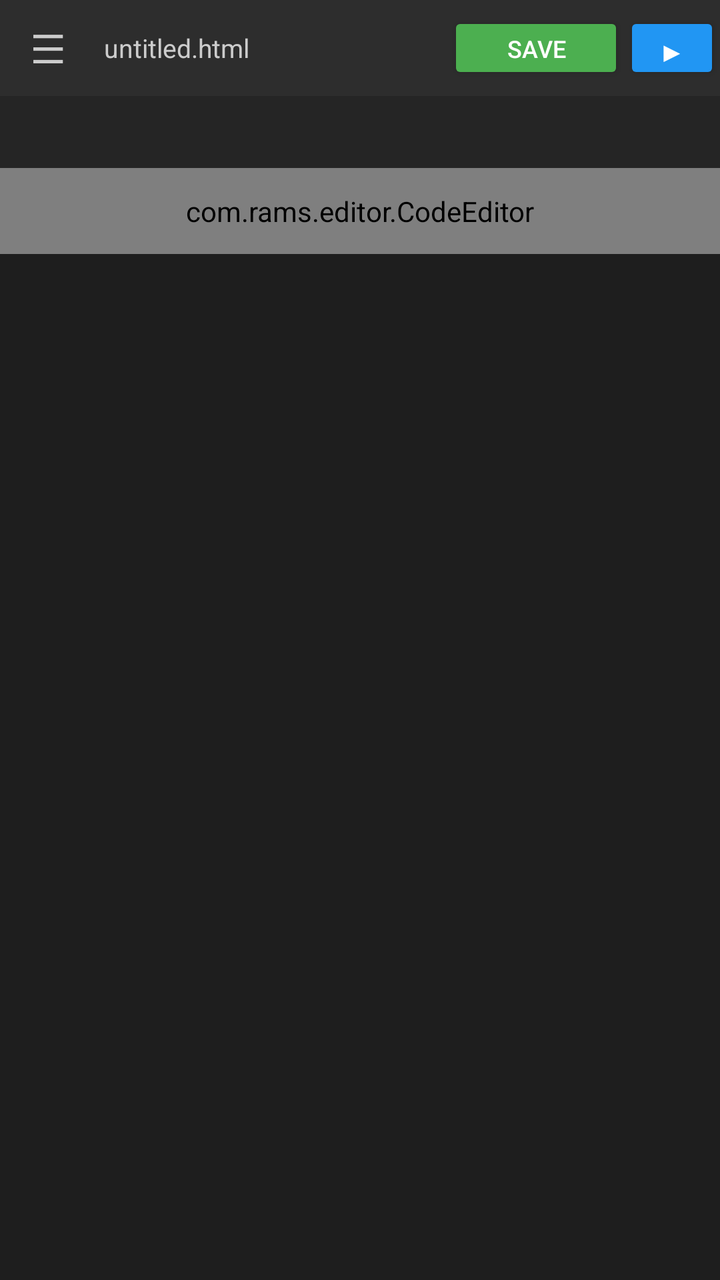
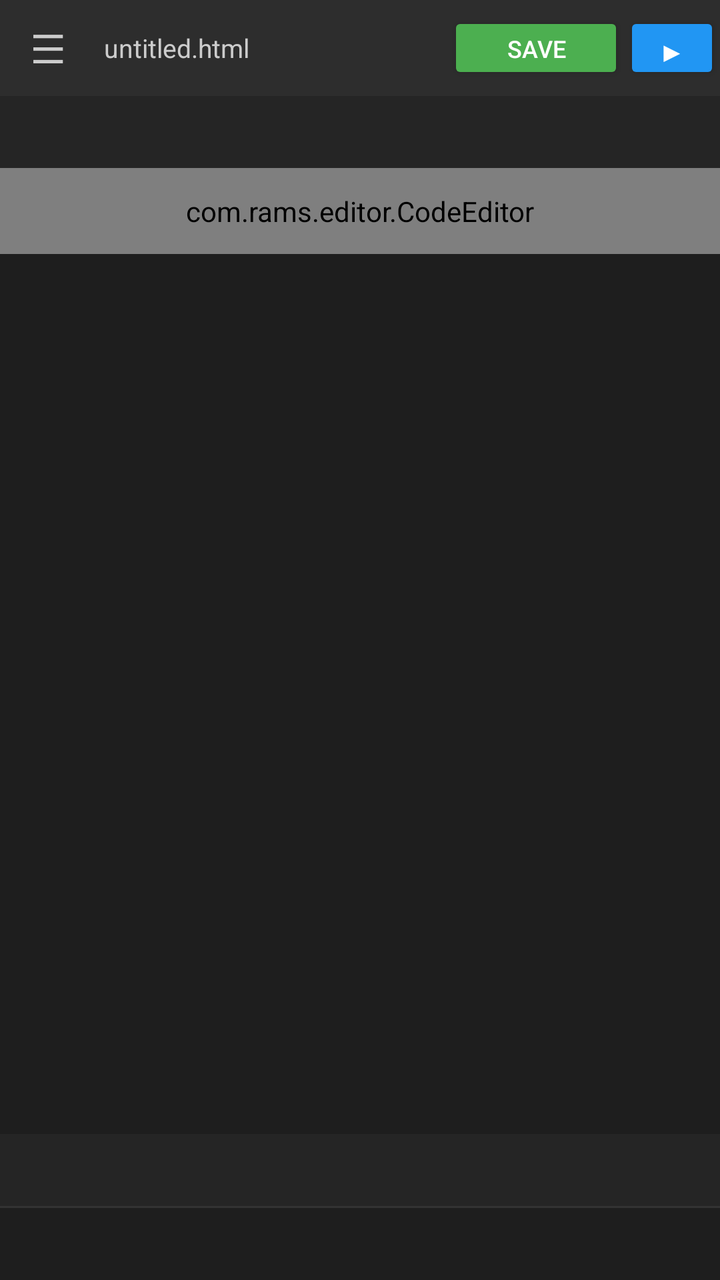

Screens rendered from an Android XML layout before and after an edit, with the pre-edit source and the edit as a unified diff.
<!-- AndroidManifest.xml: application theme Theme.AppCompat.DayNight.NoActionBar -->
<!-- res/layout/activity_main.xml -->
<?xml version="1.0" encoding="utf-8"?>
<androidx.drawerlayout.widget.DrawerLayout
    xmlns:android="http://schemas.android.com/apk/res/android"
    xmlns:app="http://schemas.android.com/apk/res-auto"
    android:id="@+id/drawerLayout"
    android:layout_width="match_parent"
    android:layout_height="match_parent">

    
    <LinearLayout
        android:layout_width="match_parent"
        android:layout_height="match_parent"
        android:orientation="vertical"
        android:background="#1E1E1E">

        
        <LinearLayout
            android:id="@+id/toolbar"
            android:layout_width="match_parent"
            android:layout_height="48dp"
            android:background="#2D2D2D"
            android:orientation="horizontal"
            android:gravity="center_vertical">

            
            <TextView
                android:id="@+id/btnMenu"
                android:layout_width="48dp"
                android:layout_height="match_parent"
                android:text="☰"
                android:textColor="#CCCCCC"
                android:textSize="20sp"
                android:gravity="center"/>

            
            <TextView
                android:id="@+id/fileName"
                android:layout_width="0dp"
                android:layout_height="match_parent"
                android:layout_weight="1"
                android:text="untitled.html"
                android:textColor="#CCCCCC"
                android:textSize="13sp"
                android:gravity="center_vertical"
                android:paddingStart="4dp"/>

            
            <Button
                android:id="@+id/btnSave"
                android:layout_width="wrap_content"
                android:layout_height="36dp"
                android:text="Save"
                android:textSize="12sp"
                android:backgroundTint="#4CAF50"
                android:textColor="#FFFFFF"/>

            
            <Button
                android:id="@+id/btnRun"
                android:layout_width="48dp"
                android:layout_height="36dp"
                android:text="▶"
                android:textSize="14sp"
                android:backgroundTint="#2196F3"
                android:textColor="#FFFFFF"/>

        </LinearLayout>

        
        <HorizontalScrollView
            android:id="@+id/tabScrollView"
            android:layout_width="match_parent"
            android:layout_height="36dp"
            android:background="#252525"
            android:scrollbars="none">

            <LinearLayout
                android:id="@+id/tabContainer"
                android:layout_width="wrap_content"
                android:layout_height="match_parent"
                android:orientation="horizontal"/>

        </HorizontalScrollView>

        
        <ScrollView
            android:id="@+id/scrollView"
            android:layout_width="match_parent"
            android:layout_height="0dp"
            android:layout_weight="1">

            <com.rams.editor.CodeEditor
                android:id="@+id/codeEditor"
                android:layout_width="match_parent"
                android:layout_height="wrap_content"
                android:padding="12dp"
                android:textColor="#D4D4D4"
                android:textSize="14sp"
                android:background="#1E1E1E"
                android:fontFamily="monospace"
                android:inputType="textMultiLine|textNoSuggestions"
                android:gravity="top"/>

        </ScrollView>

    </LinearLayout>

    
    <include
        layout="@layout/drawer_file_tree"
        android:layout_width="280dp"
        android:layout_height="match_parent"
        android:layout_gravity="start"/>

</androidx.drawerlayout.widget.DrawerLayout>
<!-- res/layout/drawer_file_tree.xml (included above) -->
<?xml version="1.0" encoding="utf-8"?>
<LinearLayout
    xmlns:android="http://schemas.android.com/apk/res/android"
    android:layout_width="match_parent"
    android:layout_height="match_parent"
    android:orientation="vertical"
    android:background="#1E1E1E">

    
    <LinearLayout
        android:layout_width="match_parent"
        android:layout_height="48dp"
        android:orientation="horizontal"
        android:gravity="center_vertical"
        android:paddingStart="16dp"
        android:paddingEnd="8dp"
        android:background="#252525">

        <TextView
            android:layout_width="0dp"
            android:layout_height="wrap_content"
            android:layout_weight="1"
            android:text="EXPLORER"
            android:textColor="#BBBBBB"
            android:textSize="11sp"
            android:letterSpacing="0.1"/>

        <TextView
            android:id="@+id/btnNewFile"
            android:layout_width="32dp"
            android:layout_height="32dp"
            android:text="+"
            android:textColor="#BBBBBB"
            android:textSize="20sp"
            android:gravity="center"/>

        <TextView
            android:id="@+id/btnNewFolder"
            android:layout_width="32dp"
            android:layout_height="32dp"
            android:text="⊕"
            android:textColor="#BBBBBB"
            android:textSize="16sp"
            android:gravity="center"/>

        <TextView
            android:id="@+id/btnOpenProject"
            android:layout_width="32dp"
            android:layout_height="32dp"
            android:text="▤"
            android:textColor="#BBBBBB"
            android:textSize="16sp"
            android:gravity="center"/>

    </LinearLayout>

    
    <LinearLayout
        android:id="@+id/projectHeader"
        android:layout_width="match_parent"
        android:layout_height="36dp"
        android:orientation="horizontal"
        android:gravity="center_vertical"
        android:paddingStart="8dp"
        android:background="#252525">

        <TextView
            android:id="@+id/projectArrow"
            android:layout_width="20dp"
            android:layout_height="wrap_content"
            android:text="▾"
            android:textColor="#CCCCCC"
            android:textSize="12sp"/>

        <TextView
            android:id="@+id/projectName"
            android:layout_width="wrap_content"
            android:layout_height="wrap_content"
            android:text="MY PROJECT"
            android:textColor="#CCCCCC"
            android:textSize="12sp"
            android:textStyle="bold"/>

    </LinearLayout>

    
    <androidx.recyclerview.widget.RecyclerView
        android:id="@+id/fileTreeRecycler"
        android:layout_width="match_parent"
        android:layout_height="0dp"
        android:layout_weight="1"
        android:nestedScrollingEnabled="true"/>

</LinearLayout>
<!-- resources referenced by this layout -->
<resources>

</resources>

<!-- the commit's change to res/layout/activity_main.xml (unified diff, before → after) -->
@@ -22,7 +22,6 @@
             android:orientation="horizontal"
             android:gravity="center_vertical">
 
-            
             <TextView
                 android:id="@+id/btnMenu"
                 android:layout_width="48dp"
@@ -32,7 +31,6 @@
                 android:textSize="20sp"
                 android:gravity="center"/>
 
-            
             <TextView
                 android:id="@+id/fileName"
                 android:layout_width="0dp"
@@ -42,9 +40,10 @@
                 android:textColor="#CCCCCC"
                 android:textSize="13sp"
                 android:gravity="center_vertical"
-                android:paddingStart="4dp"/>
-
-            
+                android:paddingStart="4dp"
+                android:singleLine="true"
+                android:ellipsize="end"/>
+
             <Button
                 android:id="@+id/btnSave"
                 android:layout_width="wrap_content"
@@ -54,7 +53,6 @@
                 android:backgroundTint="#4CAF50"
                 android:textColor="#FFFFFF"/>
 
-            
             <Button
                 android:id="@+id/btnRun"
                 android:layout_width="48dp"
@@ -103,6 +101,42 @@
 
         </ScrollView>
 
+        
+        <HorizontalScrollView
+            android:layout_width="match_parent"
+            android:layout_height="36dp"
+            android:background="#252525"
+            android:scrollbars="none">
+
+            <LinearLayout
+                android:id="@+id/snippetRow1"
+                android:layout_width="wrap_content"
+                android:layout_height="match_parent"
+                android:orientation="horizontal"/>
+
+        </HorizontalScrollView>
+
+        
+        <View
+            android:layout_width="match_parent"
+            android:layout_height="1dp"
+            android:background="#333333"/>
+
+        
+        <HorizontalScrollView
+            android:layout_width="match_parent"
+            android:layout_height="36dp"
+            android:background="#1E1E1E"
+            android:scrollbars="none">
+
+            <LinearLayout
+                android:id="@+id/snippetRow2"
+                android:layout_width="wrap_content"
+                android:layout_height="match_parent"
+                android:orientation="horizontal"/>
+
+        </HorizontalScrollView>
+
     </LinearLayout>
 
     
